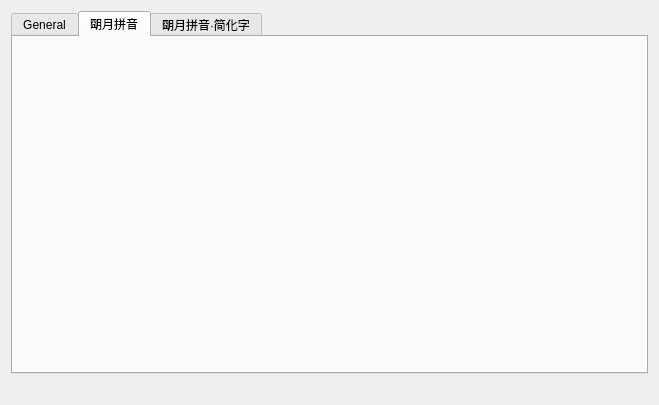
This is src/ConfigMain.ui in smglaksn/fcitx-rime-config as Qt 5 draws it before an edit. The edited form follows.
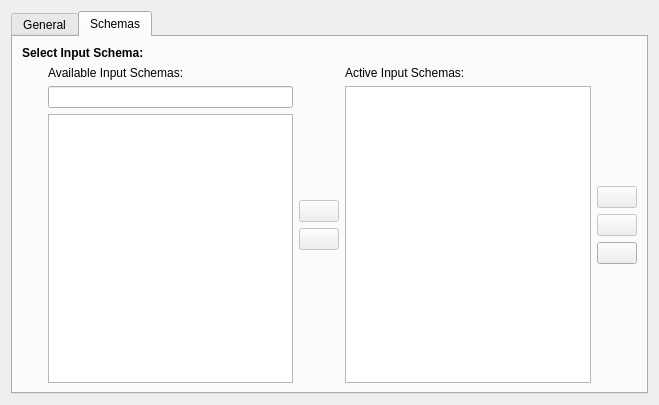
This is the edited form. The open tabs and pages were chosen to show the change. Icons and pictures are not drawn. Custom widgets are drawn as their Qt base class.

The edit to the form file:
```diff
--- a/src/ConfigMain.ui
+++ b/src/ConfigMain.ui
@@ -18,7 +18,7 @@
 	<normaloff/>
       </iconset>
     </property>
-    <layout class="QVBoxLayout" name="verticalLayout">
+    <layout class="QVBoxLayout" name="verticalLayout_overview">
       <item>
 	<widget class="QTabWidget" name="frcu_tab">
 	  <widget class="QWidget" name="general_tab">
@@ -65,28 +65,185 @@
 	  </widget>
 	  <widget class="QWidget" name="luna_pinyin_tab">
 	    <attribute name="title">
-	      <string>朙月拼音</string>
+	      <string>Schemas</string>
 	    </attribute>
-	  </widget>
-	  <widget class="QWidget" name="=luna_pinyin_simp_tab">
-	    <attribute name="title">
-	      <string>朙月拼音·简化字</string>
-	    </attribute>
-	  </widget>
-	</widget>
-      </item>
-      <item>
-      	<spacer name="horizontalSpacer">
-      	  <property name="orientation">
-      	    <enum>Qt::Horizontal</enum>
-      	  </property>
-      	  <property name="sizeHint" stdset="0">
-      	    <size>
-      	      <width>40</width>
-      	      <height>20</height>
-      	    </size>
-      	  </property>
-      	</spacer>
+	   <layout class="QGridLayout" name="gridLayout">
+
+	     <item row="3" column="0">
+	       <spacer name="horizontalSpacer_2">
+		 <property name="orientation">
+		   <enum>Qt::Horizontal</enum>
+		 </property>
+		 <property name="sizeType">
+		   <enum>QSizePolicy::Fixed</enum>
+		 </property>
+		 <property name="sizeHint" stdset="0">
+		   <size>
+		     <width>20</width>
+		     <height>20</height>
+		   </size>
+		 </property>
+	       </spacer>
+	     </item>
+	     <item row="3" column="1" colspan="2">
+	       <layout class="QHBoxLayout" name="horizontalLayout">
+		 <item>
+		   <layout class="QVBoxLayout" name="verticalLayout">
+		     <item>
+		       <widget class="QLabel" name="label">
+			 <property name="text">
+			   <string>Available Input Schemas:</string>
+			 </property>
+		       </widget>
+		     </item>
+		     <item>
+		       <widget class="QLineEdit" name="filterTextEdit"/>
+		     </item>
+		     <item>
+		       <widget class="QTreeView" name="availIMView">
+			 <property name="indentation">
+			   <number>0</number>
+			 </property>
+			 <property name="rootIsDecorated">
+			   <bool>false</bool>
+			 </property>
+			 <property name="itemsExpandable">
+			   <bool>false</bool>
+			 </property>
+			 <property name="sortingEnabled">
+			   <bool>true</bool>
+			 </property>
+			 <property name="headerHidden">
+			   <bool>true</bool>
+			 </property>
+			 <attribute name="headerVisible">
+			   <bool>false</bool>
+			 </attribute>
+		       </widget>
+		     </item>
+		   </layout>
+		 </item>
+		 <item>
+		   <layout class="QVBoxLayout" name="verticalLayout_3">
+		     <item>
+		       <spacer name="verticalSpacer">
+			 <property name="orientation">
+			   <enum>Qt::Vertical</enum>
+			 </property>
+			 <property name="sizeHint" stdset="0">
+			   <size>
+			     <width>20</width>
+			     <height>40</height>
+			   </size>
+			 </property>
+		       </spacer>
+		     </item>
+		     <item>
+		       <widget class="QPushButton" name="addIMButton">
+			 <property name="enabled">
+			   <bool>false</bool>
+			 </property>
+		       </widget>
+		     </item>
+		     <item>
+		       <widget class="QPushButton" name="removeIMButton">
+			 <property name="enabled">
+			   <bool>false</bool>
+			 </property>
+		       </widget>
+		     </item>
+		     <item>
+		       <spacer name="verticalSpacer_2">
+			 <property name="orientation">
+			   <enum>Qt::Vertical</enum>
+			 </property>
+			 <property name="sizeHint" stdset="0">
+			   <size>
+			     <width>20</width>
+			     <height>40</height>
+			   </size>
+			 </property>
+		       </spacer>
+		     </item>
+		   </layout>
+		 </item>
+		 <item>
+		   <layout class="QVBoxLayout" name="verticalLayout_2">
+		     <item>
+		       <widget class="QLabel" name="label_2">
+			 <property name="text">
+			   <string>Active Input Schemas:</string>
+			 </property>
+		       </widget>
+		     </item>
+		     <item>
+		       <widget class="QListView" name="currentIMView"/>
+		     </item>
+		   </layout>
+		 </item>
+		 <item>
+		   <layout class="QVBoxLayout" name="verticalLayout_4">
+		     <item>
+		       <spacer name="verticalSpacer_3">
+			 <property name="orientation">
+			   <enum>Qt::Vertical</enum>
+			 </property>
+			 <property name="sizeHint" stdset="0">
+			   <size>
+			     <width>20</width>
+			     <height>40</height>
+			   </size>
+			 </property>
+		       </spacer>
+		     </item>
+		     <item>
+		       <widget class="QPushButton" name="moveUpButton">
+			 <property name="enabled">
+			   <bool>false</bool>
+			 </property>
+		       </widget>
+		     </item>
+		     <item>
+		       <widget class="QPushButton" name="moveDownButton">
+			 <property name="enabled">
+			   <bool>false</bool>
+			 </property>
+		       </widget>
+		     </item>
+		     <item>
+		       <widget class="QPushButton" name="configureButton"/>
+		     </item>
+		     <item>
+		       <spacer name="verticalSpacer_4">
+			 <property name="orientation">
+			   <enum>Qt::Vertical</enum>
+			 </property>
+			 <property name="sizeHint" stdset="0">
+			   <size>
+			     <width>20</width>
+			     <height>40</height>
+			   </size>
+			 </property>
+		       </spacer>
+		     </item>
+		   </layout>
+		 </item>
+	       </layout>
+	     </item>
+
+	     <item row="2" column="0" colspan="3">
+	       <widget class="QLabel" name="label_4">
+		 <property name="toolTip">
+		   <string/>
+		 </property>
+		 <property name="text">
+		   <string>&lt;b&gt;Select Input Schema:&lt;/b&gt;</string>
+		 </property>
+	       </widget>
+	     </item>
+	   </layout> 
+	  </widget><!-- schemas -->
+	</widget> <!-- QTabwidget -->
       </item>
     </layout>
   </widget>
```
Left out of the diff: 91 changed lines with no effect on the pictures.
